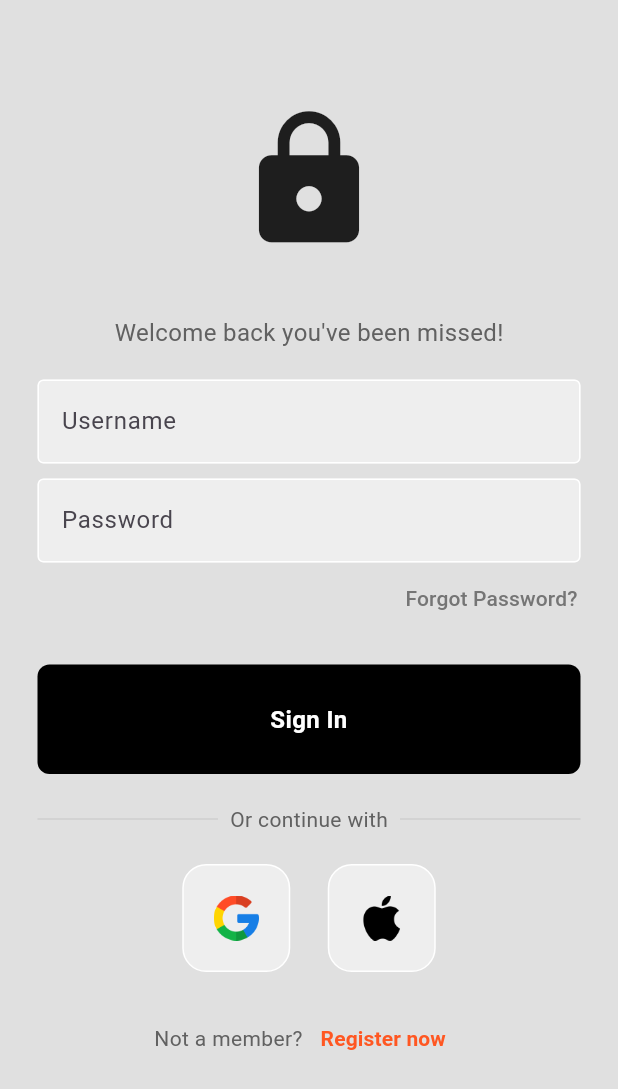
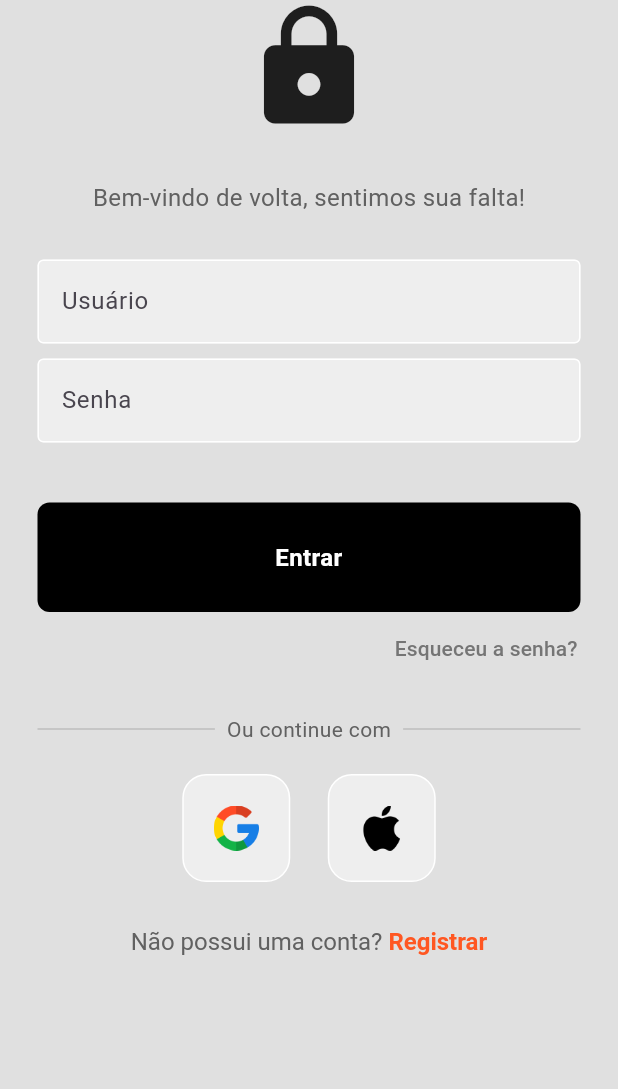
Before and after one commit to felipemarques001/flutter_user_authentication_project, a Flutter app: the screen it shows after launch, on a phone screen of 412 x 824 dp. Shown: the top 1089 px of the screen. Run offline on Flutter 3.47's test engine with Material 3 defaults, Android fonts, the phone set to English and light mode, and no system bars.

```diff
--- a/lib/components/my_button.dart
+++ b/lib/components/auth_button.dart
@@ -1,9 +1,10 @@
 import 'package:flutter/material.dart';
 
-class MyButton extends StatelessWidget {
+class AuthButton extends StatelessWidget {
   final Function()? onTap;
+  final String buttonText;
 
-  const MyButton({super.key, required this.onTap});
+  const AuthButton({super.key, required this.onTap, required this.buttonText});
 
   @override
   Widget build(BuildContext context) {
@@ -17,10 +18,10 @@ class MyButton extends StatelessWidget {
           color: Colors.black,
           borderRadius: BorderRadius.circular(8),
         ),
-        child: const Text(
-          'Sign In',
+        child: Text(
+          buttonText,
           textAlign: TextAlign.center,
-          style: TextStyle(
+          style: const TextStyle(
             color: Colors.white,
             fontWeight: FontWeight.bold,
             fontSize: 16,
--- /dev/null
+++ b/lib/components/auth_image_button_container.dart
@@ -0,0 +1,28 @@
+import 'package:flutter/material.dart';
+
+class AuthImageButtonContainer extends StatelessWidget {
+  final String imagePath;
+  final Function()? onTap;
+
+  const AuthImageButtonContainer(
+      {super.key, required this.imagePath, required this.onTap});
+
+  @override
+  Widget build(BuildContext context) {
+    return GestureDetector(
+      onTap: onTap,
+      child: Container(
+        padding: const EdgeInsets.all(20),
+        decoration: BoxDecoration(
+          color: Colors.grey[200],
+          border: Border.all(color: Colors.white),
+          borderRadius: BorderRadius.circular(16),
+        ),
+        child: Image.asset(
+          imagePath,
+          height: 30,
+        ),
+      ),
+    );
+  }
+}
--- /dev/null
+++ b/lib/components/auth_textfield.dart
@@ -0,0 +1,54 @@
+import 'package:flutter/material.dart';
+
+class AuthTextField extends StatelessWidget {
+  final String hintText;
+  final bool obsecureText;
+  String? Function(String? value)? validator;
+  final TextEditingController controller;
+  final bool useDefaultValidation;
+
+  AuthTextField({
+    super.key,
+    required this.hintText,
+    required this.obsecureText,
+    required this.controller,
+    this.validator, // Por padrão, validator é null
+    this.useDefaultValidation = true,
+  });
+
+  @override
+  Widget build(BuildContext context) {
+    return Padding(
+      padding: const EdgeInsets.symmetric(horizontal: 25.0),
+      child: TextFormField(
+        controller: controller,
+        validator: (useDefaultValidation) ? defaultFieldValidator : validator,
+        obscureText: obsecureText,
+        decoration: InputDecoration(
+          enabledBorder: const OutlineInputBorder(
+            borderSide: BorderSide(color: Colors.white),
+          ),
+          focusedBorder: OutlineInputBorder(
+            borderSide: BorderSide(color: Colors.grey.shade400),
+          ),
+          focusedErrorBorder: OutlineInputBorder(
+            borderSide: BorderSide(color: Colors.red.shade400),
+          ),
+          errorBorder: OutlineInputBorder(
+            borderSide: BorderSide(color: Colors.red.shade400),
+          ),
+          fillColor: Colors.grey.shade200,
+          filled: true,
+          hintText: hintText,
+        ),
+      ),
+    );
+  }
+
+  String? defaultFieldValidator(String? value) {
+    if (value == null || value.isEmpty) {
+      return 'Este campo não pode ser vazio!';
+    }
+    return null;
+  }
+}
--- a/lib/components/image_button_container.dart
+++ /dev/null
@@ -1,23 +0,0 @@
-import 'package:flutter/material.dart';
-
-class ImageButtonContainer extends StatelessWidget {
-  final String imagePath;
-
-  const ImageButtonContainer({super.key, required this.imagePath});
-
-  @override
-  Widget build(BuildContext context) {
-    return Container(
-      padding: const EdgeInsets.all(20),
-      decoration: BoxDecoration(
-        color: Colors.grey[200],
-        border: Border.all(color: Colors.white),
-        borderRadius: BorderRadius.circular(16),
-      ),
-      child: Image.asset(
-        imagePath,
-        height: 30,
-      ),
-    );
-  }
-}
--- a/lib/components/my_textfield.dart
+++ /dev/null
@@ -1,30 +0,0 @@
-import 'package:flutter/material.dart';
-
-class MyTextField extends StatelessWidget {
-  final String hintText;
-  final bool obsecureText;
-
-  const MyTextField(
-      {super.key, required this.hintText, required this.obsecureText});
-
-  @override
-  Widget build(BuildContext context) {
-    return Padding(
-      padding: const EdgeInsets.symmetric(horizontal: 25.0),
-      child: TextFormField(
-        obscureText: obsecureText,
-        decoration: InputDecoration(
-          enabledBorder: const OutlineInputBorder(
-            borderSide: BorderSide(color: Colors.white),
-          ),
-          focusedBorder: OutlineInputBorder(
-            borderSide: BorderSide(color: Colors.grey.shade400),
-          ),
-          fillColor: Colors.grey.shade200,
-          filled: true,
-          hintText: hintText,
-        ),
-      ),
-    );
-  }
-}
--- a/lib/main.dart
+++ b/lib/main.dart
@@ -1,5 +1,6 @@
 import 'package:flutter/material.dart';
 import 'package:login_ui/pages/login_page.dart';
+import 'package:login_ui/pages/register_page.dart';
 
 void main() {
   runApp(const MyApp());
@@ -17,7 +18,11 @@ class MyApp extends StatelessWidget {
         colorScheme: ColorScheme.fromSeed(seedColor: Colors.deepPurple),
         useMaterial3: true,
       ),
-      home: LoginPage(),
+      initialRoute: '/login',
+      routes: {
+        '/login': (context) => const LoginPage(),
+        '/register': (context) => const RegisterPage()
+      },
     );
   }
 }
--- a/lib/pages/login_page.dart
+++ b/lib/pages/login_page.dart
@@ -1,53 +1,86 @@
+import 'package:flutter/gestures.dart';
 import 'package:flutter/material.dart';
-import 'package:login_ui/components/image_button_container.dart';
-import 'package:login_ui/components/my_button.dart';
-import 'package:login_ui/components/my_textfield.dart';
+import 'package:login_ui/components/auth_image_button_container.dart';
+import 'package:login_ui/components/auth_button.dart';
+import 'package:login_ui/components/auth_textfield.dart';
+import 'package:login_ui/services/authentication_service.dart';
+import 'package:login_ui/services/snackbar_service.dart';
 
-class LoginPage extends StatelessWidget {
-  // sign user in method
-  void signUserInMethod() {}
+class LoginPage extends StatefulWidget {
+  const LoginPage({super.key});
+
+  @override
+  State<LoginPage> createState() => _LoginPageState();
+}
+
+class _LoginPageState extends State<LoginPage> {
+  final _formKey = GlobalKey<FormState>();
+  final _usernamecontroller = TextEditingController();
+  final _passwordController = TextEditingController();
+  final _authenticationService = AuthenticationService();
+  final _snackbarService = SnackbarService();
 
   @override
   Widget build(BuildContext context) {
     return Scaffold(
+      appBar: AppBar(
+        backgroundColor: Colors.grey[300],
+        toolbarHeight: 0,
+      ),
       backgroundColor: Colors.grey[300],
       body: SingleChildScrollView(
         child: Column(
           children: [
-            const SizedBox(height: 70),
             const Icon(
               Icons.lock,
-              size: 100,
+              size: 90,
             ),
-            const SizedBox(height: 40),
+
+            const SizedBox(height: 30),
+
+            // Bem vindo de volta...
             Text(
-              'Welcome back you\'ve been missed!',
+              'Bem-vindo de volta, sentimos sua falta!',
               style: TextStyle(
                 color: Colors.grey[700],
                 fontSize: 16,
               ),
             ),
-            const SizedBox(height: 20),
-            const Form(
+
+            const SizedBox(height: 30),
+
+            // Formulário para login
+            Form(
+              key: _formKey,
               child: Column(
                 children: [
-                  MyTextField(hintText: 'Username', obsecureText: false),
-                  SizedBox(height: 10),
-                  MyTextField(hintText: 'Password', obsecureText: true)
+                  AuthTextField(
+                    hintText: 'Usuário',
+                    obsecureText: false,
+                    controller: _usernamecontroller,
+                  ),
+                  const SizedBox(height: 10),
+                  AuthTextField(
+                    hintText: 'Senha',
+                    obsecureText: true,
+                    controller: _passwordController,
+                  ),
+                  const SizedBox(height: 40),
+                  AuthButton(onTap: loginUser, buttonText: 'Entrar'),
                 ],
               ),
             ),
 
-            // Forgot password
+            // Esqueceu a senha
             Padding(
-              padding: const EdgeInsets.symmetric(horizontal: 15.0),
+              padding: const EdgeInsets.symmetric(horizontal: 15),
               child: Row(
                 mainAxisAlignment: MainAxisAlignment.end,
                 children: [
                   TextButton(
                     onPressed: () {},
                     child: Text(
-                      'Forgot Password?',
+                      'Esqueceu a senha?',
                       style: TextStyle(
                         color: Colors.grey[600],
                       ),
@@ -58,31 +91,28 @@ class LoginPage extends StatelessWidget {
             ),
 
             const SizedBox(height: 20),
-            // Sign in Button
-            MyButton(onTap: signUserInMethod),
 
-            const SizedBox(height: 20),
-            // or continue with
+            // Ou continue com
             Padding(
-              padding: const EdgeInsets.symmetric(horizontal: 25.0),
+              padding: const EdgeInsets.symmetric(horizontal: 25),
               child: Row(
                 children: [
                   Expanded(
                     child: Divider(
-                      thickness: 0.5,
+                      thickness: 1,
                       color: Colors.grey[400],
                     ),
                   ),
                   Padding(
                     padding: const EdgeInsets.symmetric(horizontal: 8.0),
                     child: Text(
-                      'Or continue with',
+                      'Ou continue com',
                       style: TextStyle(color: Colors.grey[700]),
                     ),
                   ),
                   Expanded(
                     child: Divider(
-                      thickness: 0.5,
+                      thickness: 1,
                       color: Colors.grey[400],
                     ),
                   )
@@ -91,46 +121,70 @@ class LoginPage extends StatelessWidget {
             ),
 
             const SizedBox(height: 20),
-            // apps sign in buttons
-            const Padding(
-              padding: EdgeInsets.symmetric(horizontal: 25),
-              child: Row(
-                mainAxisAlignment: MainAxisAlignment.center,
-                children: [
-                  ImageButtonContainer(imagePath: 'assets/images/google.png'),
-                  SizedBox(width: 25),
-                  ImageButtonContainer(imagePath: 'assets/images/apple.png'),
-                ],
-              ),
-            ),
 
-            const SizedBox(height: 20),
-            // not a membem area
+            // Área para entrar com conta da Google ou Apple
             Padding(
               padding: const EdgeInsets.symmetric(horizontal: 25),
               child: Row(
                 mainAxisAlignment: MainAxisAlignment.center,
                 children: [
-                  Text(
-                    'Not a member?',
-                    style: TextStyle(color: Colors.grey[700]),
+                  AuthImageButtonContainer(
+                    imagePath: 'assets/images/google.png',
+                    onTap: () {},
                   ),
-                  TextButton(
-                    onPressed: () {},
-                    child: const Text(
-                      'Register now',
-                      style: TextStyle(
-                        color: Colors.deepOrange,
-                        fontWeight: FontWeight.bold,
-                      ),
-                    ),
+                  const SizedBox(width: 25),
+                  AuthImageButtonContainer(
+                    imagePath: 'assets/images/apple.png',
+                    onTap: () {},
                   ),
                 ],
               ),
-            )
+            ),
+
+            const SizedBox(height: 30),
+
+            // Ir para tela de registro
+            RichText(
+              text: TextSpan(
+                style: TextStyle(color: Colors.grey[700], fontSize: 16.0),
+                children: [
+                  const TextSpan(text: 'Não possui uma conta?'),
+                  TextSpan(
+                    text: ' Registrar',
+                    style: const TextStyle(
+                      color: Colors.deepOrange,
+                      fontWeight: FontWeight.bold,
+                    ),
+                    recognizer: TapGestureRecognizer()
+                      ..onTap = () {
+                        Navigator.of(context).pushReplacementNamed('/register');
+                      },
+                  )
+                ],
+              ),
+            ),
+            const SizedBox(height: 30),
           ],
         ),
       ),
     );
   }
+
+  void loginUser() {
+    try {
+      if (_formKey.currentState!.validate()) {
+        print('Form válido');
+      }
+    } catch (e) {
+      showMessageException();
+    }
+  }
+
+  void showMessageException() {
+    _snackbarService.showSnackBar(
+      context: context,
+      message: 'Erro na operação, por favor tente novamente mais tarde!',
+      isError: true,
+    );
+  }
 }
--- /dev/null
+++ b/lib/services/snackbar_service.dart
@@ -0,0 +1,22 @@
+import 'package:flutter/material.dart';
+
+class SnackbarService {
+  showSnackBar({
+    required BuildContext context,
+    required String message,
+    required bool isError,
+  }) {
+    SnackBar snackBar = SnackBar(
+      content: Text(
+        message,
+        style: const TextStyle(
+          fontWeight: FontWeight.bold,
+          fontSize: 16,
+        ),
+      ),
+      backgroundColor: (isError) ? Colors.red[500] : Colors.green[500],
+    );
+
+    ScaffoldMessenger.of(context).showSnackBar(snackBar);
+  }
+}
--- a/pubspec.yaml
+++ b/pubspec.yaml
@@ -35,6 +35,7 @@ dependencies:
   # The following adds the Cupertino Icons font to your application.
   # Use with the CupertinoIcons class for iOS style icons.
   cupertino_icons: ^1.0.2
+  http: ^1.1.0
 
 dev_dependencies:
   flutter_test:
```
Also changed, not shown: lib/api/api_client.dart (added, +17 -0 lines), lib/pages/register_page.dart (added, +203 -0 lines), lib/services/authentication_service.dart (added, +36 -0 lines), pubspec.lock.
